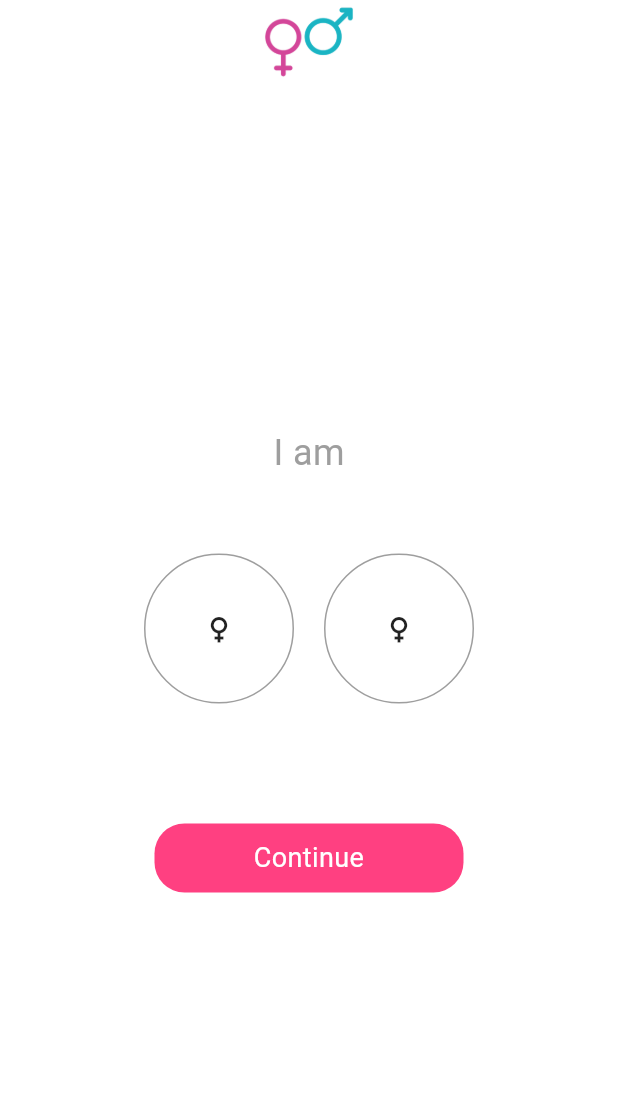
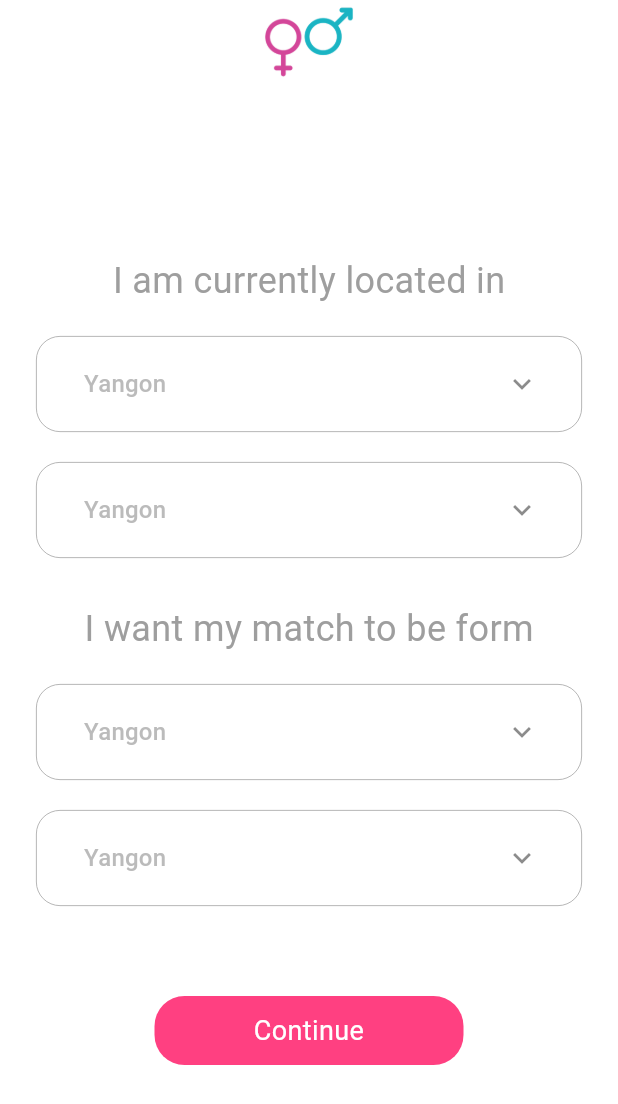
Before and after one commit to heinminlatt611517/Phoosar_Flutter, a Flutter app: the ChooseGenderScreen screen opened directly, after a tap on "Continue", on a phone screen of 412 x 824 dp. Shown: the top 1104 px of the screen. Run offline on Flutter 3.47's test engine with Material 3 defaults, Android fonts, the phone set to English and light mode, and no system bars; our stand-ins replace carousel_slider, dots_indicator, dropdown_button2, flutter_bounceable, flutter_riverpod, flutter_svg and 3 more; accounts and stored records are empty; generated files the repository leaves out were written again.

Commit message:
added new screens

```diff
--- a/lib/src/common/widgets/drop_down_widget.dart
+++ b/lib/src/common/widgets/drop_down_widget.dart
@@ -54,10 +54,13 @@ class _DropDownWidgetState extends ConsumerState<DropDownWidget> {
           }).toList();
         },
         decoration: InputDecoration(
-          enabledBorder: InputBorder.none,
+          enabledBorder: OutlineInputBorder(
+              borderRadius: BorderRadius.circular(16),
+              borderSide: BorderSide(color: Colors.grey, width: 0.5)),
           filled: true,
-          fillColor: whitePaleColor,
-          contentPadding: EdgeInsets.symmetric(vertical: 20),
+          fillColor: Colors.white,
+          contentPadding:
+              EdgeInsets.symmetric(vertical: 20, horizontal: kMarginLarge),
           border: OutlineInputBorder(
             borderRadius: BorderRadius.circular(16),
           ),
--- /dev/null
+++ b/lib/src/features/auth/choose_country_and_city_screen.dart
@@ -0,0 +1,121 @@
+import 'package:flutter/material.dart';
+import 'package:phoosar/src/common/widgets/drop_down_widget.dart';
+import 'package:phoosar/src/features/auth/upload_profile_image_screen.dart';
+import 'package:phoosar/src/utils/constants.dart';
+import 'package:phoosar/src/utils/gap.dart';
+import 'package:phoosar/src/utils/strings.dart';
+
+import '../../common/widgets/common_button.dart';
+import '../../utils/dimens.dart';
+
+class ChooseCountryAndCityScreen extends StatefulWidget {
+  const ChooseCountryAndCityScreen({super.key});
+
+  @override
+  State<ChooseCountryAndCityScreen> createState() =>
+      _ChooseCountryAndCityScreenState();
+}
+
+class _ChooseCountryAndCityScreenState
+    extends State<ChooseCountryAndCityScreen> {
+  @override
+  Widget build(BuildContext context) {
+    return Scaffold(
+      backgroundColor: Colors.white,
+      appBar: AppBar(
+        centerTitle: true,
+        automaticallyImplyLeading: false,
+        backgroundColor: Colors.white,
+        title: Image.asset(
+          'assets/images/ic_launcher.png',
+          height: 60,
+        ),
+      ),
+      body: Center(
+        child: Padding(
+          padding: const EdgeInsets.all(kMarginLarge),
+          child: Column(
+            mainAxisSize: MainAxisSize.min,
+            crossAxisAlignment: CrossAxisAlignment.center,
+            children: [
+              ///currently located city and country dropdown view
+              CurrentlyLocatedCityAndCountryDropdownView(),
+
+              30.vGap,
+
+              ///match city and country dropdown view
+              MatchCityAndCountryDropdownView(),
+
+              60.vGap,
+
+              ///continue button
+              SizedBox(
+                width: MediaQuery.of(context).size.width / 2,
+                child: CommonButton(
+                  containerVPadding: 10,
+                  text: kContinueLabel,
+                  fontSize: 18,
+                  onTap: () {
+                    Navigator.push(
+                      context,
+                      MaterialPageRoute(
+                        builder: (context) => UploadProfileImageScreen(),
+                      ),
+                    );
+                  },
+                  bgColor: Colors.pinkAccent,
+                ),
+              ),
+            ],
+          ),
+        ),
+      ),
+    );
+  }
+}
+
+///currently located city and country dropdown view
+class CurrentlyLocatedCityAndCountryDropdownView extends StatelessWidget {
+  const CurrentlyLocatedCityAndCountryDropdownView({super.key});
+
+  @override
+  Widget build(BuildContext context) {
+    return Column(
+      children: [
+        Text(
+          kCurrentLocateIn,
+          style: TextStyle(color: Colors.grey, fontSize: kTextRegular24),
+        ),
+        20.vGap,
+        DropDownWidget(
+            items: cities, onSelect: (value) {}, initValue: cities.first),
+        20.vGap,
+        DropDownWidget(
+            items: cities, onSelect: (value) {}, initValue: cities.first),
+      ],
+    );
+  }
+}
+
+///match  city and country dropdown view
+class MatchCityAndCountryDropdownView extends StatelessWidget {
+  const MatchCityAndCountryDropdownView({super.key});
+
+  @override
+  Widget build(BuildContext context) {
+    return Column(
+      children: [
+        Text(
+          kWantMyMatch,
+          style: TextStyle(color: Colors.grey, fontSize: kTextRegular24),
+        ),
+        20.vGap,
+        DropDownWidget(
+            items: cities, onSelect: (value) {}, initValue: cities.first),
+        20.vGap,
+        DropDownWidget(
+            items: cities, onSelect: (value) {}, initValue: cities.first),
+      ],
+    );
+  }
+}
--- a/lib/src/features/auth/choose_gender_screen.dart
+++ b/lib/src/features/auth/choose_gender_screen.dart
@@ -1,5 +1,6 @@
 import 'package:flutter/material.dart';
 import 'package:phoosar/src/common/widgets/common_button.dart';
+import 'package:phoosar/src/features/auth/choose_country_and_city_screen.dart';
 import 'package:phoosar/src/utils/dimens.dart';
 import 'package:phoosar/src/utils/gap.dart';
 import 'package:phoosar/src/utils/strings.dart';
@@ -57,7 +58,14 @@ class _ChooseGenderScreenState extends State<ChooseGenderScreen> {
                 containerVPadding: 10,
                 text: kContinueLabel,
                 fontSize: 18,
-                onTap: () {},
+                onTap: () {
+                  Navigator.push(
+                    context,
+                    MaterialPageRoute(
+                      builder: (context) => ChooseCountryAndCityScreen(),
+                    ),
+                  );
+                },
                 bgColor: Colors.pinkAccent,
               ),
             ),
--- a/lib/src/utils/strings.dart
+++ b/lib/src/utils/strings.dart
@@ -8,3 +8,15 @@ const kDontHaveAccount = "Don't have an account?";
 const kAlreadyHaveAccount = "Already have an account?";
 const kContinueLabel = 'Continue';
 const kIamLabel = "I am";
+const kCurrentLocateIn = "I am currently located in";
+const kWantMyMatch = "I want my match to be form";
+const kUploadYourProfileImage = "Upload your profile image";
+const kChooseImageLabel = "Choose Image";
+const kHelpUsGetToKnowLabel = "Help us get to know you better!";
+const kAnswerFollowingQuestionToFindPerfectMatch =
+    "Answer the following questions to find the perfect match.";
+const kWhatAreYouLookingForInARelationship =
+    "What are you looking for in a relationship?";
+const kShortDescriptionAboutYou = "Short Description About You";
+const kHowWouldYourFamilyOrBestFriendDescribeYou =
+    "How would your family or your best friend describe you?";
```
Also changed, not shown: lib/src/features/auth/help_us_screen.dart (added, +78 -0 lines), lib/src/features/auth/upload_profile_image_screen.dart (added, +119 -0 lines), lib/src/features/onboarding_screen/fill_short_description_screen.dart (added, +68 -0 lines), lib/src/features/onboarding_screen/onboarding_screen.dart (added, +172 -0 lines), assets/images/upload_profile_img.png (added).
